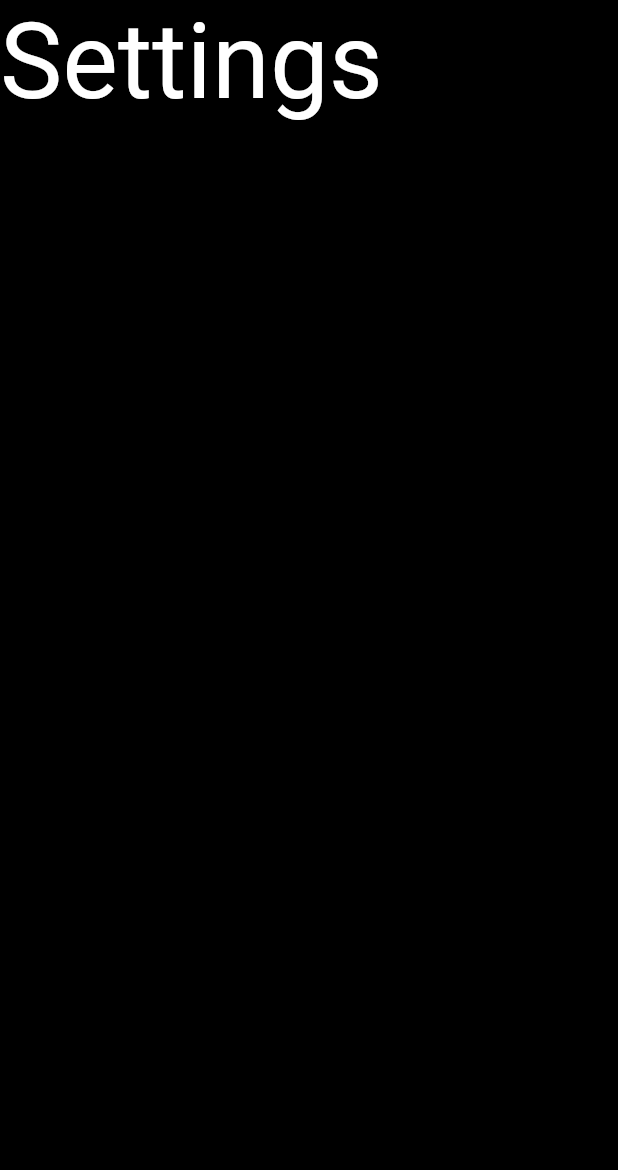
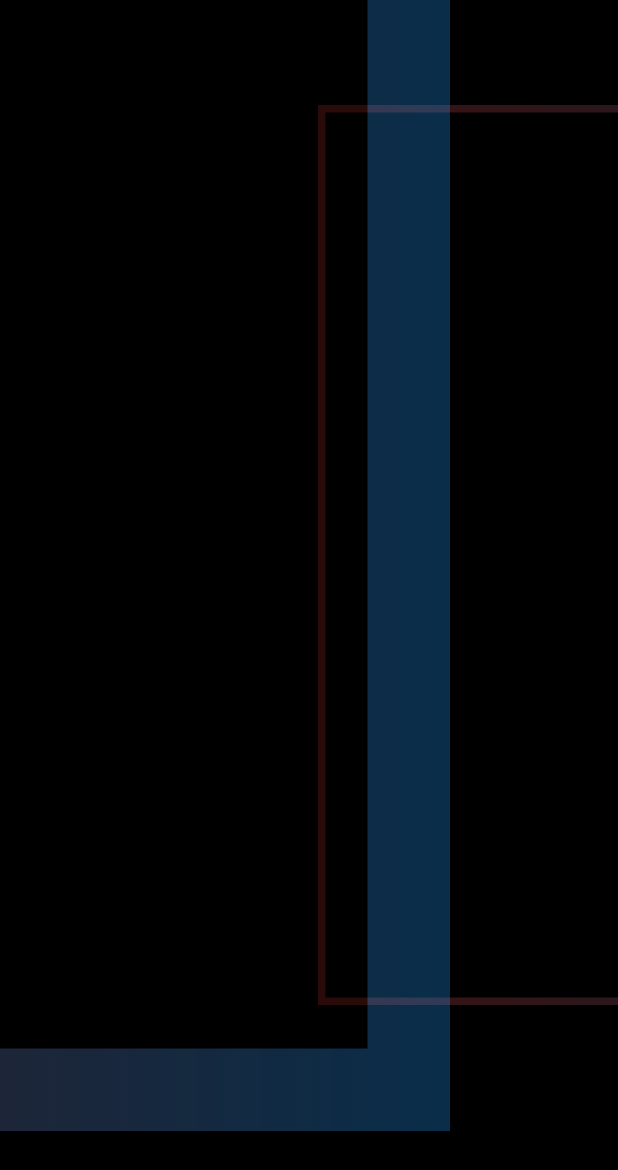
Before and after one commit to skilldill/darkness_app, a Flutter app: the SettingsScreen screen opened directly, on a phone screen of 412 x 824 dp. Shown: the top 1170 px of the screen. Run offline on Flutter 3.47's test engine with Material 2 defaults, Android fonts, the phone set to English and light mode, and no system bars.

Commit message:
styled settings

```diff
--- a/lib/screens/profile/profile_screen.dart
+++ b/lib/screens/profile/profile_screen.dart
@@ -13,7 +13,7 @@
                 top: 70,
                 right: -400,
                 child: Opacity(
-                  opacity: 0.2,
+                  opacity: 0.5,
                   child: Container(
                     height: 600,
                     width: 600,
--- a/lib/screens/settings/settings_screen.dart
+++ b/lib/screens/settings/settings_screen.dart
@@ -5,12 +5,51 @@
 
   @override
   Widget build(BuildContext context) {
-    return const Scaffold(
-      backgroundColor: Colors.black,
-      body: Text(
-        "Settings",
-        style: TextStyle(color: Colors.white, fontSize: 70),
-      ),
-    );
+    return Scaffold(
+        backgroundColor: Colors.black,
+        body: Stack(
+          children: [
+            Positioned(
+                top: 70,
+                right: -400,
+                child: Opacity(
+                  opacity: 0.25,
+                  child: Container(
+                    height: 600,
+                    width: 600,
+                    decoration: BoxDecoration(
+                        gradient: const LinearGradient(
+                            colors: [Colors.red, Colors.blue])),
+                    child: Center(
+                      child: Container(
+                        height: 590,
+                        width: 590,
+                        decoration: BoxDecoration(color: Colors.black),
+                      ),
+                    ),
+                  ),
+                )),
+            Positioned(
+                bottom: 70,
+                left: -700,
+                child: Opacity(
+                  opacity: 0.3,
+                  child: Container(
+                    height: 1000,
+                    width: 1000,
+                    decoration: BoxDecoration(
+                        gradient: const LinearGradient(
+                            colors: [Colors.red, Colors.blue])),
+                    child: Center(
+                      child: Container(
+                        height: 890,
+                        width: 890,
+                        decoration: BoxDecoration(color: Colors.black),
+                      ),
+                    ),
+                  ),
+                ))
+          ],
+        ));
   }
 }
```
